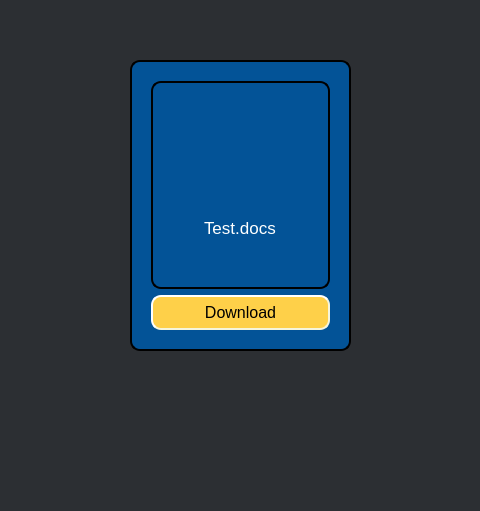
This is ui/student_test.ui in HarelZeevi/Cleverum-Teacher as Qt 5 draws it before an edit; both pictures show x 220 to 700 and y 170 to 681 of the 1040 by 681 pixel window. The edited form follows.
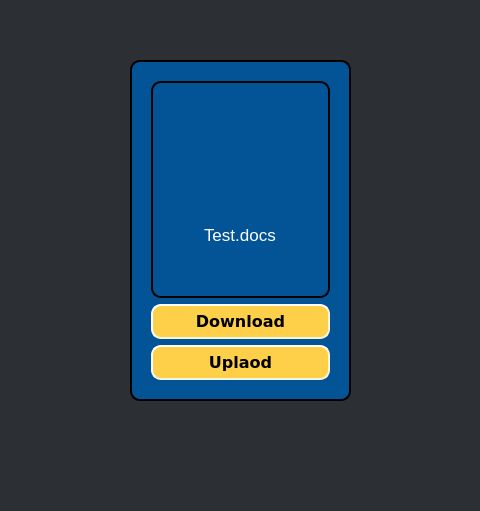
This is the edited form. Icons and pictures are not drawn.

What changed in the file:
```diff
--- a/ui/student_test.ui
+++ b/ui/student_test.ui
@@ -47,7 +47,7 @@
      <x>350</x>
      <y>230</y>
      <width>221</width>
-     <height>291</height>
+     <height>341</height>
     </rect>
    </property>
    <property name="styleSheet">
@@ -111,7 +111,10 @@
      <widget class="QPushButton" name="download_btn">
       <property name="font">
        <font>
+        <family>DejaVu Sans</family>
         <pointsize>12</pointsize>
+        <weight>75</weight>
+        <bold>true</bold>
        </font>
       </property>
       <property name="styleSheet">
@@ -134,6 +137,36 @@
       </property>
      </widget>
     </item>
+    <item>
+     <widget class="QPushButton" name="submit">
+      <property name="font">
+       <font>
+        <family>DejaVu Sans</family>
+        <pointsize>12</pointsize>
+        <weight>75</weight>
+        <bold>true</bold>
+       </font>
+      </property>
+      <property name="styleSheet">
+       <string notr="true">QPushButton{
+	background-color: #FED049;
+	border-style: outset;
+	border-width: 2px;
+	border-radius: 10px;
+	border-color: beige;
+	padding: 6px;
+}
+
+QPushButton:hover{
+		background-color: #7289DA;
+		color: white;
+}</string>
+      </property>
+      <property name="text">
+       <string>Uplaod</string>
+      </property>
+     </widget>
+    </item>
    </layout>
   </widget>
   <widget class="QLabel" name="label_4">
```
